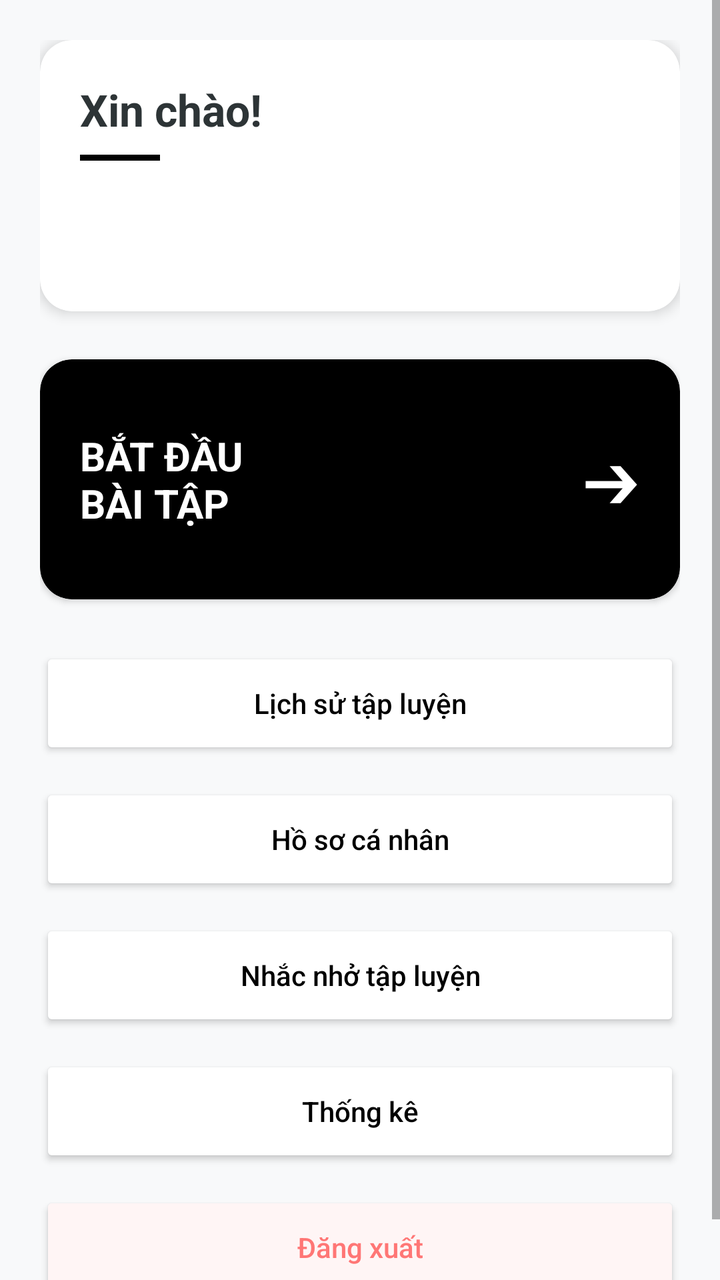
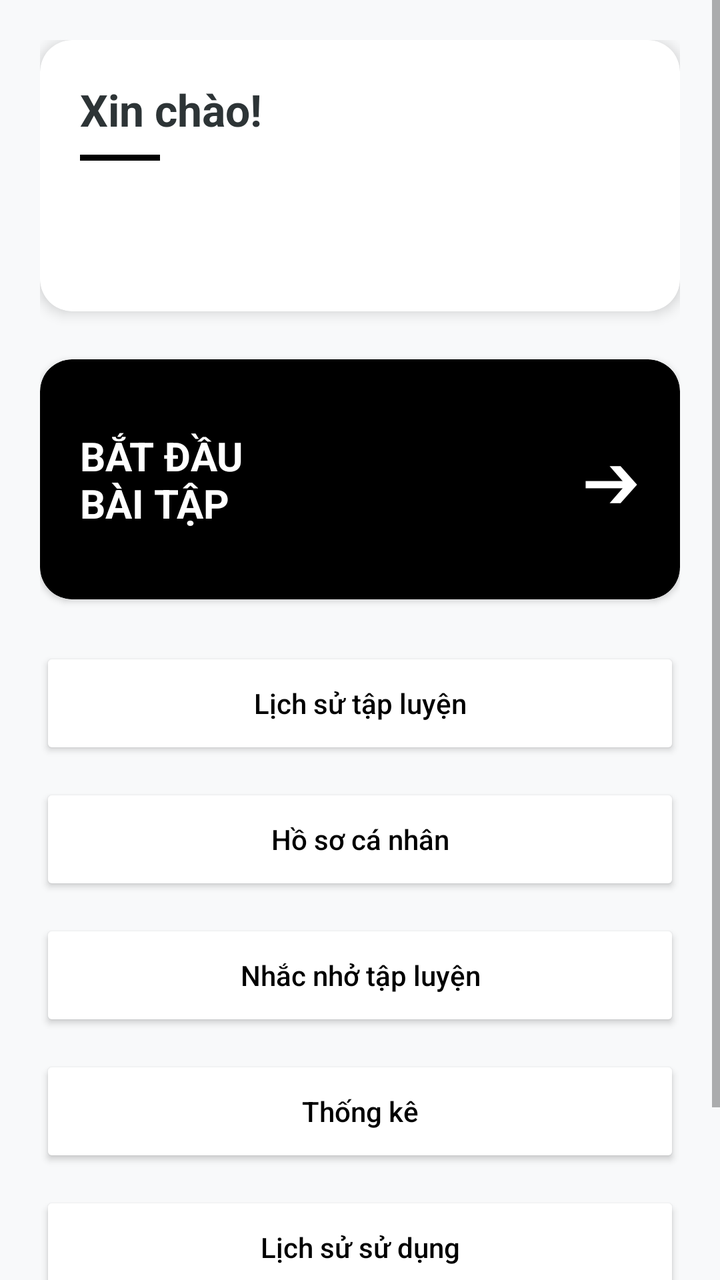

The first picture is an Android layout as it rendered before a commit; the second is the same layout after the commit. The layout source and the unified diff follow.
<!-- AndroidManifest.xml: application theme Theme.FitTrack -->
<!-- res/layout/activity_home.xml -->
<?xml version="1.0" encoding="utf-8"?>
<ScrollView xmlns:android="http://schemas.android.com/apk/res/android"
    xmlns:app="http://schemas.android.com/apk/res-auto"
    android:layout_width="match_parent"
    android:layout_height="match_parent"
    android:background="#F8F9FA">

    <LinearLayout
        android:layout_width="match_parent"
        android:layout_height="wrap_content"
        android:orientation="vertical"
        android:padding="20dp">

        <androidx.cardview.widget.CardView
            android:layout_width="match_parent"
            android:layout_height="wrap_content"
            android:layout_marginBottom="24dp"
            app:cardCornerRadius="16dp"
            app:cardElevation="4dp"
            app:cardBackgroundColor="@android:color/white">

            <LinearLayout
                android:layout_width="match_parent"
                android:layout_height="wrap_content"
                android:orientation="vertical"
                android:padding="20dp">

                <TextView
                    android:id="@+id/tvWelcome"
                    android:layout_width="wrap_content"
                    android:layout_height="wrap_content"
                    android:text="Xin chào!"
                    android:textSize="22sp"
                    android:textStyle="bold"
                    android:textColor="#2D3436" />

                <View
                    android:layout_width="40dp"
                    android:layout_height="3dp"
                    android:background="#000"
                    android:layout_marginTop="8dp" />

                <TextView
                    android:id="@+id/tvBmi"
                    android:layout_width="wrap_content"
                    android:layout_height="wrap_content"
                    android:textSize="16sp"
                    android:textColor="#636E72"
                    android:layout_marginTop="12dp" />

                <TextView
                    android:id="@+id/tvSuggestion"
                    android:layout_width="wrap_content"
                    android:layout_height="wrap_content"
                    android:textSize="13sp"
                    android:textColor="#00B894"
                    android:layout_marginTop="4dp"
                    android:textStyle="italic" />
            </LinearLayout>
        </androidx.cardview.widget.CardView>

        <androidx.cardview.widget.CardView
            android:id="@+id/cardStreak"
            android:layout_width="match_parent"
            android:layout_height="wrap_content"
            android:layout_marginBottom="16dp"
            android:visibility="gone"
            app:cardCornerRadius="16dp"
            app:cardElevation="3dp"
            app:cardBackgroundColor="#FFF7ED">

            <LinearLayout
                android:layout_width="match_parent"
                android:layout_height="wrap_content"
                android:orientation="horizontal"
                android:gravity="center_vertical"
                android:padding="16dp">

                <ImageView
                    android:id="@+id/ivFlame"
                    android:layout_width="42dp"
                    android:layout_height="42dp"
                    android:src="@drawable/ic_flame"
                    android:layout_marginEnd="12dp" />

                <LinearLayout
                    android:layout_width="0dp"
                    android:layout_height="wrap_content"
                    android:layout_weight="1"
                    android:orientation="vertical">

                    <TextView
                        android:id="@+id/tvStreak"
                        android:layout_width="wrap_content"
                        android:layout_height="wrap_content"
                        android:text="Chuỗi tập: 3 ngày"
                        android:textColor="#111111"
                        android:textSize="18sp"
                        android:textStyle="bold" />

                    <TextView
                        android:layout_width="wrap_content"
                        android:layout_height="wrap_content"
                        android:text="Hoàn thành bài tập mỗi ngày để giữ chuỗi."
                        android:textColor="#92400E"
                        android:textSize="12sp" />
                </LinearLayout>
            </LinearLayout>
        </androidx.cardview.widget.CardView>

        <androidx.cardview.widget.CardView
            android:id="@+id/btnGoExercise"
            android:layout_width="match_parent"
            android:layout_height="120dp"
            android:layout_marginBottom="16dp"
            android:clickable="true"
            android:focusable="true"
            android:foreground="?android:attr/selectableItemBackground"
            app:cardCornerRadius="16dp"
            app:cardBackgroundColor="#000">

            <RelativeLayout
                android:layout_width="match_parent"
                android:layout_height="match_parent"
                android:padding="20dp">

                <TextView
                    android:layout_width="267dp"
                    android:layout_height="wrap_content"
                    android:layout_centerVertical="true"
                    android:text="BẮT ĐẦU\nBÀI TẬP"
                    android:textColor="@android:color/white"
                    android:textSize="20sp"
                    android:textStyle="bold" />

                <TextView
                    android:layout_width="wrap_content"
                    android:layout_height="wrap_content"
                    android:layout_alignParentEnd="true"
                    android:layout_centerVertical="true"
                    android:text="➔"
                    android:textColor="@android:color/white"
                    android:textSize="30sp" />
            </RelativeLayout>
        </androidx.cardview.widget.CardView>

        <LinearLayout
            android:layout_width="match_parent"
            android:layout_height="wrap_content"
            android:orientation="vertical"
            android:layout_marginTop="8dp">

            <Button
                android:id="@+id/btnHistory"
                android:layout_width="match_parent"
                android:layout_height="56dp"
                android:text="Lịch sử tập luyện"
                android:textColor="#000"
                android:backgroundTint="@android:color/white"
                android:layout_marginBottom="12dp"
                android:elevation="2dp"
                android:textAllCaps="false"
                app:cornerRadius="12dp" />

            <Button
                android:id="@+id/btnProfile"
                android:layout_width="match_parent"
                android:layout_height="56dp"
                android:text="Hồ sơ cá nhân"
                android:textColor="#000"
                android:backgroundTint="@android:color/white"
                android:layout_marginBottom="12dp"
                android:elevation="2dp"
                android:textAllCaps="false"
                app:cornerRadius="12dp" />

            <Button
                android:id="@+id/btnReminder"
                android:layout_width="match_parent"
                android:layout_height="56dp"
                android:text="Nhắc nhở tập luyện"
                android:textColor="#000"
                android:backgroundTint="@android:color/white"
                android:layout_marginBottom="12dp"
                android:elevation="2dp"
                android:textAllCaps="false"
                app:cornerRadius="12dp" />

            <Button
                android:id="@+id/btnStatistics"
                android:layout_width="match_parent"
                android:layout_height="56dp"
                android:text="Thống kê"
                android:textColor="#000"
                android:backgroundTint="@android:color/white"
                android:layout_marginBottom="12dp"
                android:elevation="2dp"
                android:textAllCaps="false"
                app:cornerRadius="12dp" />

            <Button
                android:id="@+id/btnLogout"
                android:layout_width="match_parent"
                android:layout_height="56dp"
                android:text="Đăng xuất"
                android:textColor="#FF7675"
                android:backgroundTint="#FFF5F5"
                android:elevation="0dp"
                android:textAllCaps="false"
                app:cornerRadius="12dp" />
        </LinearLayout>

    </LinearLayout>
</ScrollView>
<!-- resources referenced by this layout -->
<resources>
  <!-- drawable ic_flame (drawable) -->
  <?xml version="1.0" encoding="utf-8"?>
  <vector xmlns:android="http://schemas.android.com/apk/res/android"
      android:width="48dp"
      android:height="48dp"
      android:viewportWidth="48"
      android:viewportHeight="48">
      <path
          android:fillColor="#FF6B35"
          android:pathData="M24,44C15.2,44 9,37.9 9,29.6C9,21.6 15.2,16.8 19.1,11.4C20.7,9.2 21.8,6.9 22.1,4C28.2,8.6 31.4,13.1 31.8,18.1C33.3,16.8 34.5,14.9 35.1,12.4C38.9,17 41,21.8 41,28.2C41,37.4 34.2,44 24,44Z" />
      <path
          android:fillColor="#FFD166"
          android:pathData="M24.3,39C19.3,39 15.8,35.5 15.8,30.8C15.8,26.6 18.9,23.8 21.1,20.6C22.1,19.2 22.7,17.7 22.8,16C26.8,19.2 28.8,22.3 28.7,25.8C29.8,25.1 30.7,24.1 31.2,22.8C33.1,25.4 34.1,28 34.1,31.2C34.1,35.9 30.2,39 24.3,39Z" />
  </vector>
  <style name="Theme.FitTrack" parent="Theme.MaterialComponents.Light.NoActionBar">
          <item name="colorPrimary">#000000</item>
          <item name="colorPrimaryDark">#000000</item>
          <item name="colorAccent">#333333</item>
          <item name="android:windowBackground">@android:color/white</item>
      </style>
</resources>

<!-- the commit's change to res/layout/activity_home.xml (unified diff, before → after) -->
@@ -199,6 +199,18 @@
                 app:cornerRadius="12dp" />
 
             <Button
+                android:id="@+id/btnUsageHistory"
+                android:layout_width="match_parent"
+                android:layout_height="56dp"
+                android:text="Lịch sử sử dụng"
+                android:textColor="#000"
+                android:backgroundTint="@android:color/white"
+                android:layout_marginBottom="12dp"
+                android:elevation="2dp"
+                android:textAllCaps="false"
+                app:cornerRadius="12dp" />
+
+            <Button
                 android:id="@+id/btnLogout"
                 android:layout_width="match_parent"
                 android:layout_height="56dp"
